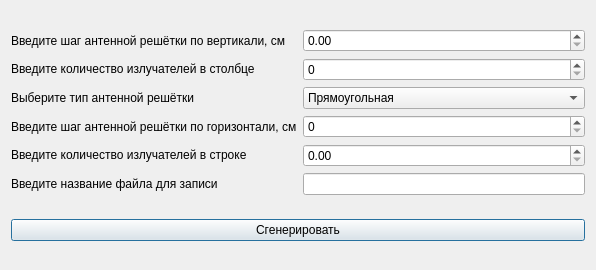
pavsom/antenna_array_generator, file application.ui: the form before one commit.
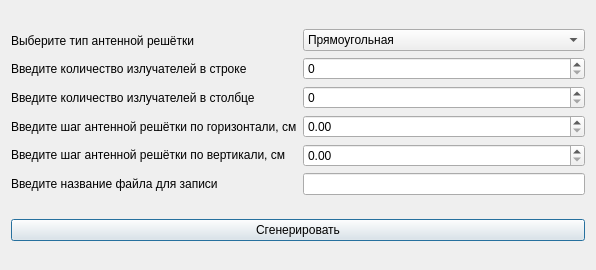
The form after the commit.

Commit message: Добавлен скрипт для связи окна приложения с моделью

Patch:
```diff
--- a/application.ui
+++ b/application.ui
@@ -16,20 +16,6 @@
   <layout class="QGridLayout" name="gridLayout">
    <item row="0" column="0">
     <layout class="QVBoxLayout" name="verticalLayout">
-     <item>
-      <widget class="QLabel" name="label_5">
-       <property name="text">
-        <string>Введите шаг антенной решётки по вертикали, см</string>
-       </property>
-      </widget>
-     </item>
-     <item>
-      <widget class="QLabel" name="label_3">
-       <property name="text">
-        <string>Введите количество излучателей в столбце</string>
-       </property>
-      </widget>
-     </item>
      <item>
       <widget class="QLabel" name="label">
        <property name="text">
@@ -37,13 +23,6 @@
        </property>
       </widget>
      </item>
-     <item>
-      <widget class="QLabel" name="label_4">
-       <property name="text">
-        <string>Введите шаг антенной решётки по горизонтали, см</string>
-       </property>
-      </widget>
-     </item>
      <item>
       <widget class="QLabel" name="label_2">
        <property name="text">
@@ -51,6 +30,27 @@
        </property>
       </widget>
      </item>
+     <item>
+      <widget class="QLabel" name="label_3">
+       <property name="text">
+        <string>Введите количество излучателей в столбце</string>
+       </property>
+      </widget>
+     </item>
+     <item>
+      <widget class="QLabel" name="label_4">
+       <property name="text">
+        <string>Введите шаг антенной решётки по горизонтали, см</string>
+       </property>
+      </widget>
+     </item>
+     <item>
+      <widget class="QLabel" name="label_5">
+       <property name="text">
+        <string>Введите шаг антенной решётки по вертикали, см</string>
+       </property>
+      </widget>
+     </item>
      <item>
       <widget class="QLabel" name="label_6">
        <property name="text">
@@ -62,12 +62,6 @@
    </item>
    <item row="0" column="1">
     <layout class="QVBoxLayout" name="verticalLayout_2">
-     <item>
-      <widget class="QDoubleSpinBox" name="doubleSpinBox_2"/>
-     </item>
-     <item>
-      <widget class="QSpinBox" name="spinBox"/>
-     </item>
      <item>
       <widget class="QComboBox" name="comboBox">
        <item>
@@ -82,12 +76,18 @@
        </item>
       </widget>
      </item>
+     <item>
+      <widget class="QSpinBox" name="spinBox"/>
+     </item>
      <item>
       <widget class="QSpinBox" name="spinBox_2"/>
      </item>
      <item>
       <widget class="QDoubleSpinBox" name="doubleSpinBox"/>
      </item>
+     <item>
+      <widget class="QDoubleSpinBox" name="doubleSpinBox_2"/>
+     </item>
      <item>
       <widget class="QLineEdit" name="lineEdit"/>
      </item>
```
The commit also changes 1 other file.
